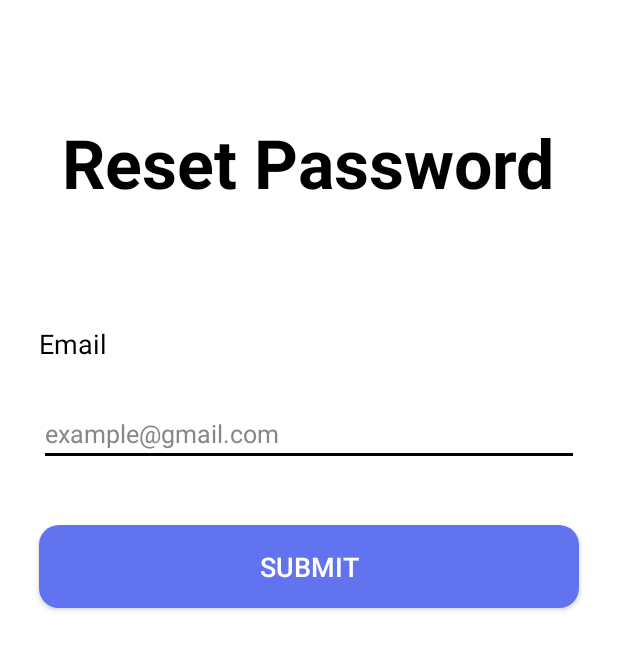
After one commit to rramlakhan/Quick-Notes, an Android app: the ForgotPassActivity screen opened directly, with no data from a screen before it, on a phone screen of 412 x 824 dp. The commit adds this screen. Shown: the top 650 px of the screen. Run offline under Robolectric (Android 15) with nearby library versions, the phone set to English and light mode, and no system bars; our stand-ins replace Firebase (no records; nobody signed in at launch, a user with empty details on screens opened directly), sdp/ssp sizes.

Commit message:
adding reset password feature

```diff
--- /dev/null
+++ b/app/src/main/java/com/example/quicknotes/ForgotPassActivity.java
@@ -0,0 +1,62 @@
+package com.example.quicknotes;
+
+import android.content.Intent;
+import android.os.Bundle;
+import android.widget.Button;
+import android.widget.EditText;
+import android.widget.Toast;
+
+import androidx.activity.EdgeToEdge;
+import androidx.annotation.NonNull;
+import androidx.appcompat.app.AppCompatActivity;
+import androidx.core.graphics.Insets;
+import androidx.core.view.ViewCompat;
+import androidx.core.view.WindowInsetsCompat;
+
+import com.google.android.gms.tasks.OnCompleteListener;
+import com.google.android.gms.tasks.Task;
+import com.google.firebase.auth.FirebaseAuth;
+
+import java.util.Objects;
+
+public class ForgotPassActivity extends AppCompatActivity {
+
+    FirebaseAuth firebaseAuth = FirebaseAuth.getInstance();
+    @Override
+    protected void onCreate(Bundle savedInstanceState) {
+        super.onCreate(savedInstanceState);
+        EdgeToEdge.enable(this);
+        setContentView(R.layout.activity_forgot_pass);
+        ViewCompat.setOnApplyWindowInsetsListener(findViewById(R.id.main), (v, insets) -> {
+            Insets systemBars = insets.getInsets(WindowInsetsCompat.Type.systemBars());
+            v.setPadding(systemBars.left, systemBars.top, systemBars.right, systemBars.bottom);
+            return insets;
+        });
+        EditText etTextEmailAddress = findViewById(R.id.etTextEmailAddressForgotPass);
+        Button btnSubmit = findViewById(R.id.btnSubmitForgotPass);
+
+        btnSubmit.setOnClickListener(v -> {
+            String email = etTextEmailAddress.getText().toString();
+            if (email.isEmpty()) {
+                etTextEmailAddress.setError("This field can't be empty");
+            }
+            if (!email.isEmpty()) {
+                sendResetMail(email);
+            }
+        });
+    }
+
+    private void sendResetMail(String email) {
+        firebaseAuth.sendPasswordResetEmail(email)
+                .addOnCompleteListener(this, task -> {
+                    if (task.isSuccessful()) {
+                        Toast.makeText(this, "Email sent", Toast.LENGTH_SHORT).show();
+                        Intent intent = new Intent(getApplicationContext(), SignInActivity.class);
+                        startActivity(intent);
+                        finish();
+                    } else {
+                        Toast.makeText(this, Objects.requireNonNull(task.getException()).getMessage(), Toast.LENGTH_SHORT).show();
+                    }
+                });
+    }
+}
--- a/app/src/main/java/com/example/quicknotes/SignInActivity.java
+++ b/app/src/main/java/com/example/quicknotes/SignInActivity.java
@@ -52,6 +52,11 @@ public class SignInActivity extends AppCompatActivity {
             finish();
         });
 
+        tvForgotPassword.setOnClickListener(v -> {
+            Intent intent = new Intent(getApplicationContext(), ForgotPassActivity.class);
+            startActivity(intent);
+        });
+
         btnSignIn.setOnClickListener(v -> {
             String email = etTextEmailAddress.getText().toString();
             String password = etTextPassword.getText().toString();
--- /dev/null
+++ b/app/src/main/res/layout/activity_forgot_pass.xml
@@ -0,0 +1,61 @@
+<?xml version="1.0" encoding="utf-8"?>
+<LinearLayout xmlns:android="http://schemas.android.com/apk/res/android"
+    xmlns:app="http://schemas.android.com/apk/res-auto"
+    xmlns:tools="http://schemas.android.com/tools"
+    android:id="@+id/main"
+    android:layout_width="match_parent"
+    android:layout_height="match_parent"
+    android:orientation="vertical"
+    android:background="@color/white"
+    tools:context=".ForgotPassActivity">
+
+    <TextView
+        android:layout_width="wrap_content"
+        android:layout_height="wrap_content"
+        android:text="@string/reset_password"
+        android:textSize="@dimen/_35ssp"
+        android:textColor="@color/black"
+        android:textStyle="bold"
+        android:layout_gravity="center"
+        android:layout_marginTop="@dimen/_60sdp"/>
+
+    <TextView
+        android:layout_width="wrap_content"
+        android:layout_height="wrap_content"
+        android:text="@string/email"
+        android:textSize="@dimen/_14ssp"
+        android:textColor="@color/black"
+        android:layout_marginTop="@dimen/_60sdp"
+        android:layout_marginStart="@dimen/_20sdp"/>
+
+    <EditText
+        android:id="@+id/etTextEmailAddressForgotPass"
+        android:layout_width="match_parent"
+        android:layout_height="wrap_content"
+        android:autofillHints="emailAddress"
+        android:inputType="textEmailAddress"
+        android:hint="@string/example_gmail_com"
+        android:textColorHint="@color/grey"
+        android:textColor="@color/black"
+        android:textSize="@dimen/_13ssp"
+        android:textCursorDrawable="@null"
+        android:backgroundTint="@color/black"
+        android:layout_marginTop="@dimen/_20sdp"
+        android:layout_marginStart="@dimen/_20sdp"
+        android:layout_marginEnd="@dimen/_20sdp"/>
+
+
+    <Button
+        android:id="@+id/btnSubmitForgotPass"
+        android:layout_width="match_parent"
+        android:layout_height="wrap_content"
+        android:text="@string/submit"
+        android:textColor="@color/white"
+        android:textSize="@dimen/_14ssp"
+        android:background="@drawable/btn_primary"
+        android:paddingTop="@dimen/_12sdp"
+        android:paddingBottom="@dimen/_12sdp"
+        android:layout_marginTop="@dimen/_30sdp"
+        android:layout_marginStart="@dimen/_20sdp"
+        android:layout_marginEnd="@dimen/_20sdp"/>
+</LinearLayout>
--- a/app/src/main/res/values/strings.xml
+++ b/app/src/main/res/values/strings.xml
@@ -13,4 +13,6 @@
     <string name="confirm_password">Confirm Password</string>
     <string name="my_notes">My Notes</string>
     <string name="create">Create</string>
+    <string name="reset_password">Reset Password</string>
+    <string name="submit">Submit</string>
 </resources>
```
